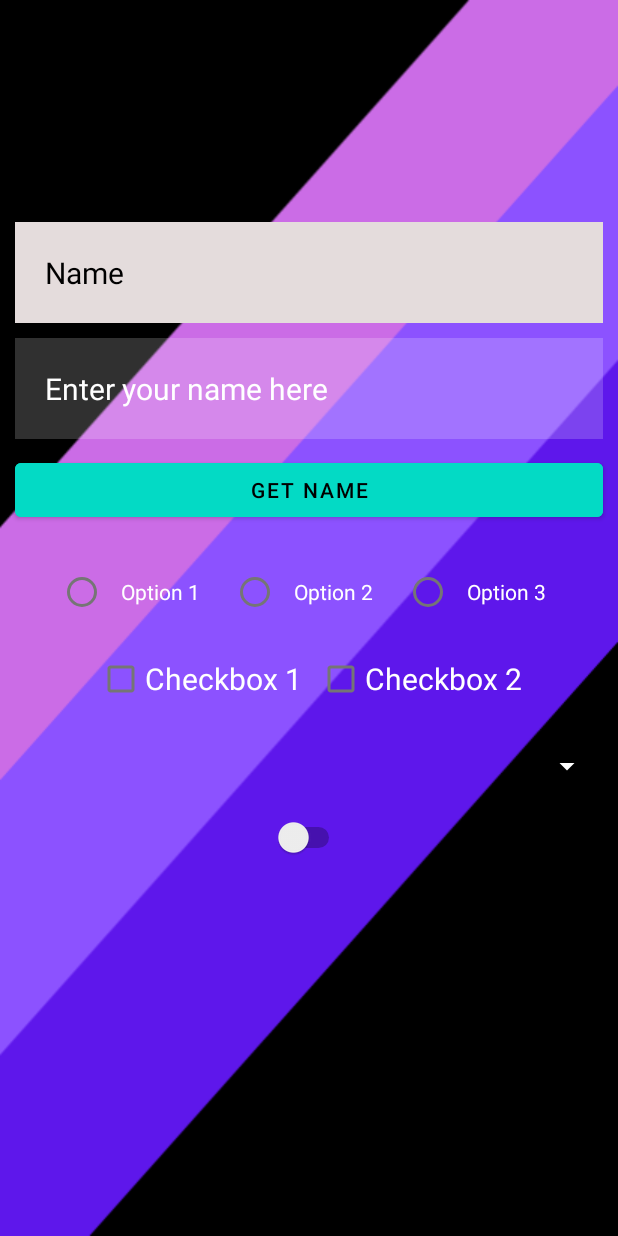
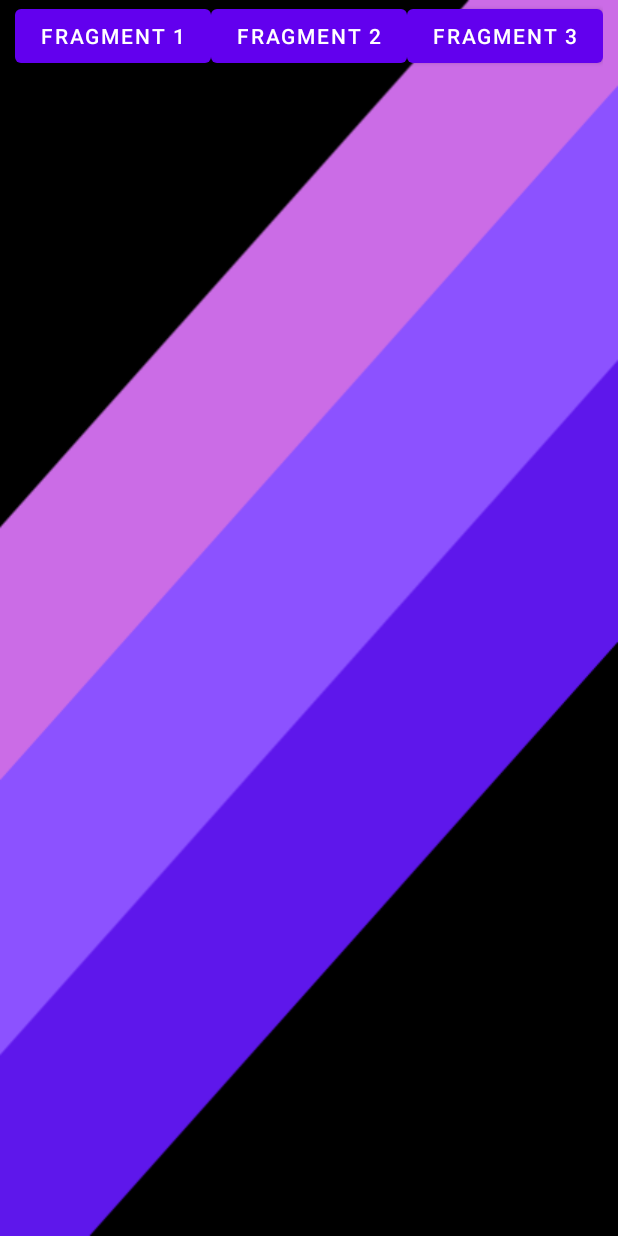
Before and after one commit to jayaustin1122/kodego_InventoryApp_BobisJayAustin, an Android app: the layout activity_test.xml on its own in the app's theme, with its tools: preview values and no code run, on a phone screen of 412 x 824 dp. Run offline under Robolectric (Android 15) with nearby library versions, the phone set to English and light mode, and no system bars.

Commit message:
Fragment Tutorial

```diff
--- a/app/src/main/res/layout/activity_test.xml
+++ b/app/src/main/res/layout/activity_test.xml
@@ -7,133 +7,54 @@
     android:background="@drawable/mainbg"
     tools:context=".TestActivity">
 
-    <TextView
-        android:id="@+id/txtName"
-        android:layout_width="match_parent"
+    <LinearLayout
+        android:id="@+id/linearLayout"
+        android:layout_width="0dp"
         android:layout_height="wrap_content"
         android:layout_marginStart="10dp"
-        android:layout_marginTop="148dp"
         android:layout_marginEnd="10dp"
-        android:background="#E4DCDC"
-        android:hint="Name"
-        android:padding="20dp"
-        android:textColor="@color/black"
-        android:textColorHint="@color/black"
-        android:textSize="20sp"
+        android:orientation="horizontal"
+        app:layout_constraintEnd_toEndOf="parent"
+        app:layout_constraintStart_toStartOf="parent"
+        app:layout_constraintTop_toTopOf="parent">
+
+        <Button
+            android:id="@+id/button"
+            android:layout_width="wrap_content"
+            android:layout_height="wrap_content"
+            android:layout_weight="1"
+            android:text="Fragment 1" />
+
+        <Button
+            android:id="@+id/button2"
+            android:layout_width="wrap_content"
+            android:layout_height="wrap_content"
+            android:layout_weight="1"
+            android:text="Fragment 2" />
+
+        <Button
+            android:id="@+id/button3"
+            android:layout_width="wrap_content"
+            android:layout_height="wrap_content"
+            android:layout_weight="1"
+            android:text="Fragment 3" />
+
+    </LinearLayout>
+
+    <FrameLayout
+        android:id="@+id/fragmentMain"
+        android:layout_width="0dp"
+        android:layout_height="0dp"
+        android:layout_marginStart="10dp"
+        android:layout_marginTop="10dp"
+        android:layout_marginEnd="10dp"
+        android:layout_marginBottom="10dp"
+        android:layout_weight="1"
+        app:layout_constraintBottom_toBottomOf="parent"
         app:layout_constraintEnd_toEndOf="parent"
         app:layout_constraintHorizontal_bias="0.0"
         app:layout_constraintStart_toStartOf="parent"
-        app:layout_constraintTop_toTopOf="parent" />
+        app:layout_constraintTop_toBottomOf="@+id/linearLayout">
 
-    <EditText
-        android:id="@+id/etvName"
-        android:layout_width="match_parent"
-        android:layout_height="wrap_content"
-        android:layout_margin="10dp"
-        android:background="#30ffffff"
-        android:hint="Enter your name here"
-        android:padding="20dp"
-        android:textColor="@color/white"
-        android:textColorHint="@color/white"
-        android:textSize="20sp"
-        app:layout_constraintTop_toBottomOf="@+id/txtName" />
-
-    <com.google.android.material.button.MaterialButton
-        android:id="@+id/btGetName"
-        android:layout_width="match_parent"
-        android:layout_height="wrap_content"
-        android:layout_margin="10dp"
-        android:backgroundTint="@color/teal_200"
-        android:text="Get Name"
-        android:textColor="@color/black"
-        app:layout_constraintTop_toBottomOf="@+id/etvName"
-        tools:layout_editor_absoluteX="-16dp" />
-
-    <RadioGroup
-        android:id="@+id/radioGroup"
-        android:layout_width="wrap_content"
-        android:layout_height="wrap_content"
-        android:layout_marginTop="10dp"
-        android:orientation="horizontal"
-        android:outlineAmbientShadowColor="@color/black"
-        android:outlineSpotShadowColor="@color/white"
-        android:padding="10dp"
-        app:layout_constraintEnd_toEndOf="parent"
-        app:layout_constraintStart_toStartOf="parent"
-        app:layout_constraintTop_toBottomOf="@+id/btGetName">
-
-        <RadioButton
-            android:id="@+id/rd1"
-            android:layout_width="wrap_content"
-            android:layout_height="wrap_content"
-            android:layout_marginStart="5dp"
-            android:layout_marginEnd="5dp"
-            android:padding="10dp"
-            android:text="Option 1"
-            android:textColor="@color/white" />
-
-        <RadioButton
-            android:id="@+id/rd2"
-            android:layout_width="wrap_content"
-            android:layout_height="wrap_content"
-            android:layout_marginStart="5dp"
-            android:layout_marginEnd="5dp"
-            android:padding="10dp"
-            android:text="Option 2"
-            android:textColor="@color/white" />
-
-        <RadioButton
-            android:id="@+id/rd3"
-            android:layout_width="wrap_content"
-            android:layout_height="wrap_content"
-            android:layout_marginStart="5dp"
-            android:layout_marginEnd="5dp"
-            android:padding="10dp"
-            android:text="Option 3"
-            android:textColor="@color/white" />
-    </RadioGroup>
-
-    <CheckBox
-        android:id="@+id/cb1"
-        android:layout_width="wrap_content"
-        android:layout_height="wrap_content"
-        android:layout_marginStart="64dp"
-        android:layout_marginEnd="10dp"
-        android:text="Checkbox 1"
-        android:textColor="@color/white"
-        android:textSize="20sp"
-        app:layout_constraintEnd_toStartOf="@+id/cb2"
-        app:layout_constraintStart_toStartOf="parent"
-        app:layout_constraintTop_toBottomOf="@+id/radioGroup" />
-
-    <CheckBox
-        android:id="@+id/cb2"
-        android:layout_width="wrap_content"
-        android:layout_height="wrap_content"
-        android:layout_marginEnd="64dp"
-        android:text="Checkbox 2"
-        android:textColor="@color/white"
-        android:textSize="20sp"
-        app:layout_constraintEnd_toEndOf="parent"
-        app:layout_constraintTop_toBottomOf="@+id/radioGroup" />
-
-    <Spinner
-        android:id="@+id/spinner1"
-        android:layout_width="match_parent"
-        android:layout_height="48dp"
-        android:layout_margin="10dp"
-        android:backgroundTint="@color/white"
-        app:layout_constraintTop_toBottomOf="@+id/cb2"
-        tools:ignore="SpeakableTextPresentCheck"
-        tools:layout_editor_absoluteX="10dp" />
-
-    <Switch
-        android:id="@+id/switchButton"
-        android:layout_width="wrap_content"
-        android:layout_height="wrap_content"
-        android:layout_marginTop="10dp"
-        app:layout_constraintEnd_toEndOf="parent"
-        app:layout_constraintStart_toStartOf="parent"
-        app:layout_constraintTop_toBottomOf="@id/spinner1" />
-
+    </FrameLayout>
 </androidx.constraintlayout.widget.ConstraintLayout>
--- a/app/src/main/res/values/strings.xml
+++ b/app/src/main/res/values/strings.xml
@@ -3,5 +3,7 @@
     <string name="Login">Login</string>
     <string name="username">Username</string>
     <string name="password">Password</string>
+    <!-- TODO: Remove or change this placeholder text -->
+    <string name="hello_blank_fragment">Hello blank fragment</string>
 
 </resources>
```
Also changed, not shown: app/src/main/AndroidManifest.xml (+8 -11 lines), app/src/main/java/com/kodeog/inventory/app/bobisjay/FragmentOne.kt (added, +21 -0 lines), app/src/main/java/com/kodeog/inventory/app/bobisjay/FragmentThree.kt (added, +21 -0 lines), app/src/main/java/com/kodeog/inventory/app/bobisjay/FragmentTwo.kt (added, +21 -0 lines), app/src/main/java/com/kodeog/inventory/app/bobisjay/TestActivity.kt (+29 -41 lines), app/src/main/res/layout/fragment_one.xml (added, +23 -0 lines), app/src/main/res/layout/fragment_three.xml (added, +23 -0 lines), app/src/main/res/layout/fragment_two.xml (added, +26 -0 lines).
